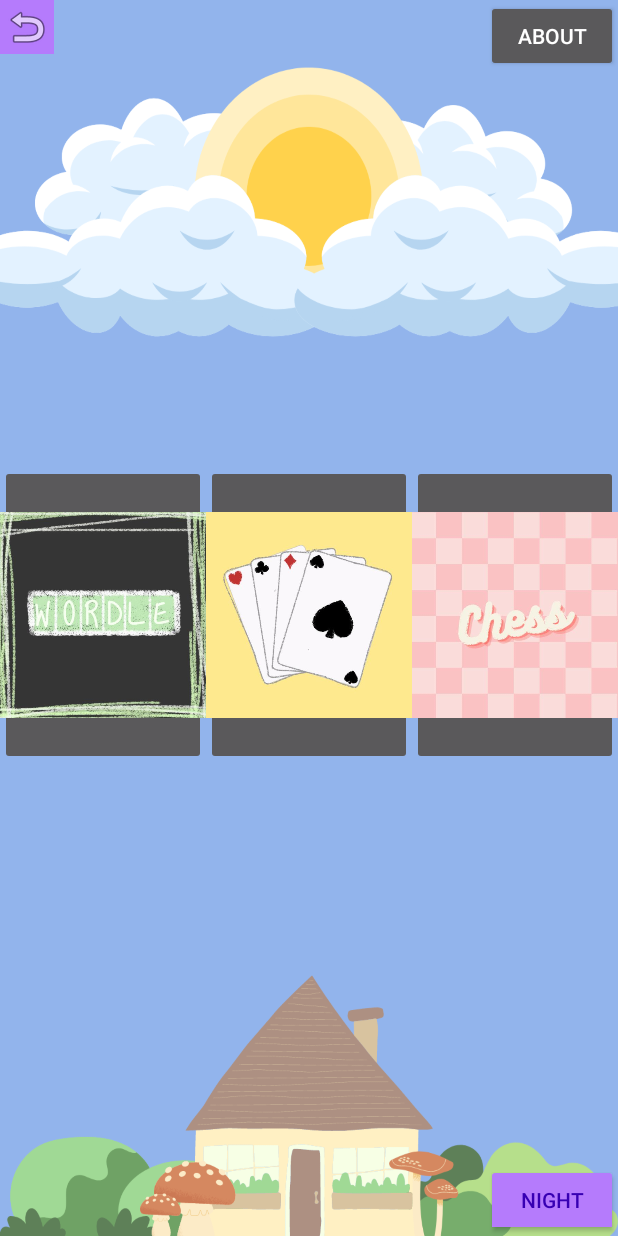
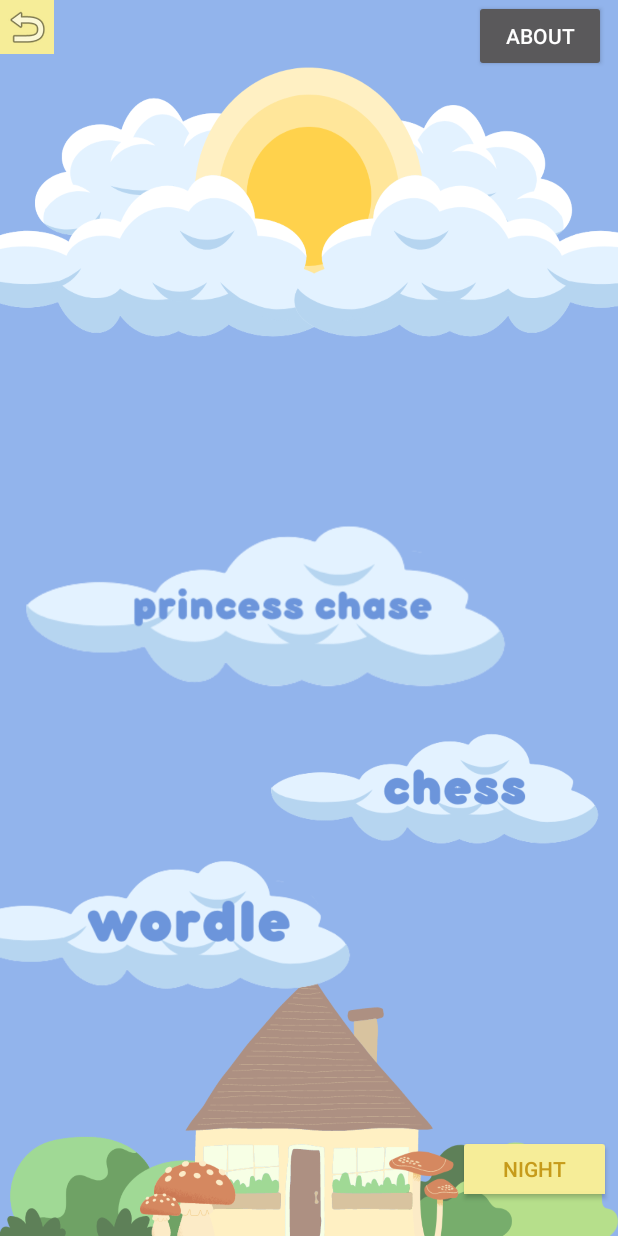
Before and after one commit to Anupama1912/CS2340-gameSuite, an Android app: the MainActivity2 screen opened directly, with no data from a screen before it, on a phone screen of 412 x 824 dp. Run offline under Robolectric (Android 15) with nearby library versions, the phone set to English and light mode, and no system bars.

Commit message:
button changes

```diff
--- a/GameSuite2/app/src/main/AndroidManifest.xml
+++ b/GameSuite2/app/src/main/AndroidManifest.xml
@@ -14,9 +14,12 @@
         android:theme="@style/Theme.AppCompat.NoActionBar"
         tools:targetApi="31">
         <activity
+            android:name=".login"
+            android:exported="false" />
+        <activity
             android:name=".AboutActivity"
             android:exported="false"
-            android:screenOrientation="landscape"/>
+            android:screenOrientation="landscape" />
         <activity
             android:name=".cardsActivity"
             android:exported="false" />
--- a/GameSuite2/app/src/main/java/com/example/gamesuite/MainActivity2.java
+++ b/GameSuite2/app/src/main/java/com/example/gamesuite/MainActivity2.java
@@ -2,16 +2,19 @@ package com.example.gamesuite;
 
 import android.content.Context;
 import android.content.Intent;
+import android.graphics.Color;
 import android.os.Bundle;
 import android.util.Log;
 import android.widget.Button;
 import android.widget.FrameLayout;
 import android.widget.ImageButton;
+import android.widget.RelativeLayout;
 import android.widget.Switch;
 import android.widget.Toast;
 import android.widget.ToggleButton;
 
 import androidx.appcompat.app.AppCompatActivity;
+import androidx.constraintlayout.widget.ConstraintLayout;
 
 
 public class MainActivity2 extends AppCompatActivity {
@@ -20,7 +23,28 @@ public class MainActivity2 extends AppCompatActivity {
     protected void onCreate(Bundle savedInstanceState) {
         super.onCreate(savedInstanceState);
         setContentView(R.layout.activity_main2);
-        FrameLayout layout2 = findViewById(R.id.layout);
+        ConstraintLayout layout2 = findViewById(R.id.layout);
+        //goes to wordle screen...will replace button with ImageButton later
+        ImageButton wordlePlay = (ImageButton) findViewById(R.id.wordleButton);
+        wordlePlay.setOnClickListener(v -> {
+            Intent intent = new Intent(MainActivity2.this, WordleActivity.class);
+
+            startActivity(intent);
+        });
+        //goes to chess screen
+        ImageButton pcPlay = (ImageButton) findViewById(R.id.pcButton);
+        pcPlay.setOnClickListener(v -> {
+            Intent intent = new Intent(MainActivity2.this, chessActivity.class);
+
+            startActivity(intent);
+        });
+        //goes to cards screen
+        ImageButton chessPlay = (ImageButton) findViewById(R.id.chessButton);
+        chessPlay.setOnClickListener(v -> {
+            Intent intent = new Intent(MainActivity2.this, cardsActivity.class);
+
+            startActivity(intent);
+        });
 
         //Back button
         ImageButton btn = findViewById(R.id.Back);
@@ -37,40 +61,22 @@ public class MainActivity2 extends AppCompatActivity {
         toggleButton1.setOnClickListener(v -> {
             if (toggleButton1.isChecked()) {
                 layout2.setBackgroundResource(R.drawable.nighttwo);
-                btn.setBackgroundColor(getResources().getColor(R.color.nButtonBg));
+                btn.setBackgroundColor(Color.parseColor("#A2AEFF"));
+                chessPlay.setImageResource(R.drawable.nightchess);
+                wordlePlay.setImageResource(R.drawable.nightwordle);
+                pcPlay.setImageResource(R.drawable.nightpc);
             } else {
                 layout2.setBackgroundResource(R.drawable.daytwo);
-                btn.setBackgroundColor(getResources().getColor(R.color.dButtonBg));
+                btn.setBackgroundColor(Color.parseColor("#F6ED98"));
+                chessPlay.setImageResource(R.drawable.daychess);
+                wordlePlay.setImageResource(R.drawable.daywordle);
+                pcPlay.setImageResource(R.drawable.daypc);
             }
-        });
-
-
-        //goes to wordle screen...will replace button with ImageButton later
-        ImageButton wordlePlay = (ImageButton) findViewById(R.id.wordleButton);
-        wordlePlay.setOnClickListener(v -> {
-            Intent intent = new Intent(MainActivity2.this, WordleActivity.class);
-
-            startActivity(intent);
-        });
-        //goes to chess screen
-        ImageButton chessPlay = (ImageButton) findViewById(R.id.chessButton);
-        chessPlay.setOnClickListener(v -> {
-            Intent intent = new Intent(MainActivity2.this, chessActivity.class);
-
-            startActivity(intent);
-        });
-        //goes to cards screen
-        ImageButton cardsplay = (ImageButton) findViewById(R.id.cardsButton);
-        cardsplay.setOnClickListener(v -> {
-            Intent intent = new Intent(MainActivity2.this, cardsActivity.class);
-
-            startActivity(intent);
         });
 
         Button about = findViewById(R.id.about);
         about.setOnClickListener(v -> {
             Intent intent = new Intent(MainActivity2.this, AboutActivity.class);
-
             startActivity(intent);
         });
     }
--- /dev/null
+++ b/GameSuite2/app/src/main/java/com/example/gamesuite/login.java
@@ -0,0 +1,14 @@
+  package com.example.gamesuite;
+
+import androidx.appcompat.app.AppCompatActivity;
+
+import android.os.Bundle;
+
+public class login extends AppCompatActivity {
+
+    @Override
+    protected void onCreate(Bundle savedInstanceState) {
+        super.onCreate(savedInstanceState);
+        setContentView(R.layout.activity_login);
+    }
+}
--- a/GameSuite2/app/src/main/res/color/button_bg.xml
+++ b/GameSuite2/app/src/main/res/color/button_bg.xml
@@ -1,6 +1,6 @@
 <?xml version="1.0" encoding="utf-8"?>
 <selector xmlns:android="http://schemas.android.com/apk/res/android">
-    <item android:state_pressed="true" android:color="@color/dButtonBg" />
-    <item android:state_checked="true" android:color="@color/nButtonBg" />
-    <item android:color="@color/dButtonBg" />
+    <item android:state_pressed="true" android:color="#EADFEC" />
+    <item android:state_checked="true" android:color="#A2AEFF" />
+    <item android:color="#F6ED98" />
 </selector>
--- a/GameSuite2/app/src/main/res/color/button_txt.xml
+++ b/GameSuite2/app/src/main/res/color/button_txt.xml
@@ -1,6 +1,6 @@
 <?xml version="1.0" encoding="utf-8"?>
 <selector xmlns:android="http://schemas.android.com/apk/res/android">
-    <item android:state_pressed="true" android:color="@color/nButtonTxt" />
-    <item android:state_checked="true" android:color="@color/nButtonTxt" />
-    <item android:color="@color/dButtonTxt" />
+    <item android:state_pressed="true" android:color="#9654A1" />
+    <item android:state_checked="true" android:color="#4D3E8F" />
+    <item android:color="#C69B1A" />
 </selector>
--- /dev/null
+++ b/GameSuite2/app/src/main/res/drawable/daycloudbutton.xml
@@ -0,0 +1,3 @@
+<?xml version="1.0" encoding="utf-8"?>
+<shape xmlns:android="http://schemas.android.com/apk/res/android" android:shape="oval">
+</shape>
--- /dev/null
+++ b/GameSuite2/app/src/main/res/layout/activity_login.xml
@@ -0,0 +1,9 @@
+<?xml version="1.0" encoding="utf-8"?>
+<androidx.constraintlayout.widget.ConstraintLayout xmlns:android="http://schemas.android.com/apk/res/android"
+    xmlns:app="http://schemas.android.com/apk/res-auto"
+    xmlns:tools="http://schemas.android.com/tools"
+    android:layout_width="match_parent"
+    android:layout_height="match_parent"
+    tools:context=".login">
+
+</androidx.constraintlayout.widget.ConstraintLayout>
--- a/GameSuite2/app/src/main/res/layout/activity_main2.xml
+++ b/GameSuite2/app/src/main/res/layout/activity_main2.xml
@@ -1,5 +1,5 @@
 <?xml version="1.0" encoding="utf-8"?>
-<FrameLayout xmlns:android="http://schemas.android.com/apk/res/android"
+<androidx.constraintlayout.widget.ConstraintLayout xmlns:android="http://schemas.android.com/apk/res/android"
     xmlns:app="http://schemas.android.com/apk/res-auto"
     xmlns:tools="http://schemas.android.com/tools"
     android:id="@+id/layout"
@@ -8,69 +8,82 @@
     android:background="@drawable/daytwo"
     tools:context=".MainActivity2">
 
-    <LinearLayout
-        android:layout_width="match_parent"
-        android:layout_height="204dp"
-        android:layout_gravity="center"
-        android:orientation="vertical">
+    <ImageButton
+        android:id="@+id/Back"
+        android:layout_width="36dp"
+        android:layout_height="36dp"
+        android:background="@color/button_bg"
+        android:src="@android:drawable/ic_menu_revert"
+        app:layout_constraintStart_toStartOf="parent"
+        app:layout_constraintTop_toTopOf="parent" />
 
-        <LinearLayout
-            android:layout_width="match_parent"
-            android:layout_height="731dp"
-            android:orientation="horizontal">
+    <ToggleButton
+        android:id="@+id/toggleButton"
+        android:layout_width="102dp"
+        android:layout_height="45dp"
+        android:layout_gravity="bottom|right"
+
+        android:layout_marginStart="305dp"
+        android:layout_marginEnd="5dp"
+        android:backgroundTint="@color/button_bg"
+        android:checked="false"
+        android:textColor="@color/button_txt"
+        android:textOff="Night"
+        android:textOn="Day"
+        app:layout_constraintBottom_toBottomOf="parent"
+        app:layout_constraintEnd_toEndOf="parent"
+        app:layout_constraintHorizontal_bias="0.0"
+        app:layout_constraintStart_toStartOf="parent"
+        app:layout_constraintTop_toTopOf="@+id/about"
+        app:layout_constraintVertical_bias="0.972" />
 
     <ImageButton
         android:id="@+id/wordleButton"
-                android:layout_width="200dp"
-                android:layout_height="200dp"
-                android:layout_weight="1"
+        android:layout_width="279dp"
+        android:layout_height="283dp"
+        android:layout_marginStart="-36dp"
+        android:layout_marginBottom="64dp"
+        android:background="@drawable/daycloudbutton"
         android:padding="0dp"
         android:scaleType="fitCenter"
-                app:srcCompat="@drawable/wordle" />
+        android:src="@drawable/daywordle"
+        app:layout_constraintBottom_toBottomOf="parent"
+        app:layout_constraintEnd_toEndOf="parent"
+        app:layout_constraintHorizontal_bias="0.0"
+        app:layout_constraintStart_toStartOf="parent" />
 
     <ImageButton
-                android:id="@+id/cardsButton"
-                android:layout_width="200dp"
-                android:layout_height="200dp"
-                android:layout_weight="1"
+        android:id="@+id/pcButton"
+        android:layout_width="350dp"
+        android:layout_height="411dp"
+        android:layout_marginBottom="212dp"
+        android:background="@drawable/daycloudbutton"
         android:padding="0dp"
         android:scaleType="fitCenter"
-                app:srcCompat="@drawable/cards" />
+        android:src="@drawable/daypc"
+        app:layout_constraintBottom_toBottomOf="parent"
+        app:layout_constraintStart_toStartOf="parent" />
 
     <ImageButton
         android:id="@+id/chessButton"
-                android:layout_width="200dp"
-                android:layout_height="200dp"
-                android:layout_weight="1"
+        android:layout_width="239dp"
+        android:layout_height="241dp"
+        android:layout_marginEnd="4dp"
+        android:layout_marginBottom="176dp"
+        android:background="@drawable/daycloudbutton"
         android:padding="0dp"
         android:scaleType="fitCenter"
-                app:srcCompat="@drawable/chess" />
-        </LinearLayout>
-    </LinearLayout>
+        android:src="@drawable/daychess"
+        app:layout_constraintBottom_toBottomOf="parent"
+        app:layout_constraintEnd_toEndOf="parent" />
 
     <Button
         android:id="@+id/about"
         android:layout_width="wrap_content"
         android:layout_height="wrap_content"
-        android:layout_gravity="right"
-        android:text="About" />
+        android:layout_marginEnd="8dp"
+        android:text="About"
+        app:layout_constraintEnd_toEndOf="parent"
+        app:layout_constraintTop_toTopOf="parent" />
 
-    <ImageButton
-        android:id="@+id/Back"
-        android:layout_width="36dp"
-        android:layout_height="36dp"
-        android:layout_gravity="top"
-        android:src="@android:drawable/ic_menu_revert"
-        android:background="@color/button_bg"/>
-    <ToggleButton
-        android:id="@+id/toggleButton"
-        android:layout_width="wrap_content"
-        android:layout_height="wrap_content"
-        android:layout_gravity="bottom|end"
-        android:textOff="Night"
-        android:textOn="Day"
-        android:checked="false"
-        android:textColor="@color/button_txt"
-        android:backgroundTint="@color/button_bg"/>
-
-</FrameLayout>
+</androidx.constraintlayout.widget.ConstraintLayout>
```
Also changed, not shown: GameSuite2/app/src/main/res/drawable/bdayplaceholder.jpg (deleted), GameSuite2/app/src/main/res/drawable/bnightplaceholder.jpg (deleted), GameSuite2/app/src/main/res/drawable/daychess.png (added), GameSuite2/app/src/main/res/drawable/daypc.png (added), GameSuite2/app/src/main/res/drawable/dayplaceholder.jpg (deleted), GameSuite2/app/src/main/res/drawable/daywordle.png (added), GameSuite2/app/src/main/res/drawable/night.jpg (deleted), GameSuite2/app/src/main/res/drawable/nightchess.png (added), GameSuite2/app/src/main/res/drawable/nightglow.jpg (deleted), GameSuite2/app/src/main/res/drawable/nightpc.png (added), GameSuite2/app/src/main/res/drawable/nightwordle.png (added), GameSuite2/app/src/main/res/drawable/wordle2.png (deleted). Lines whose indentation alone changed are shown as unchanged.
